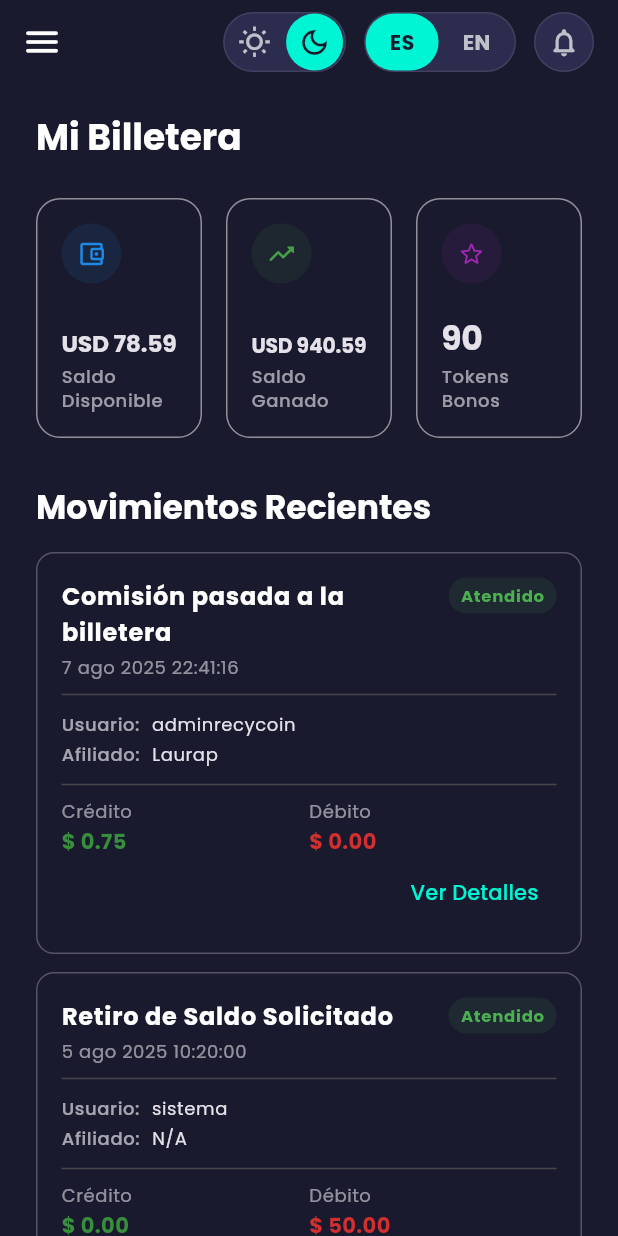
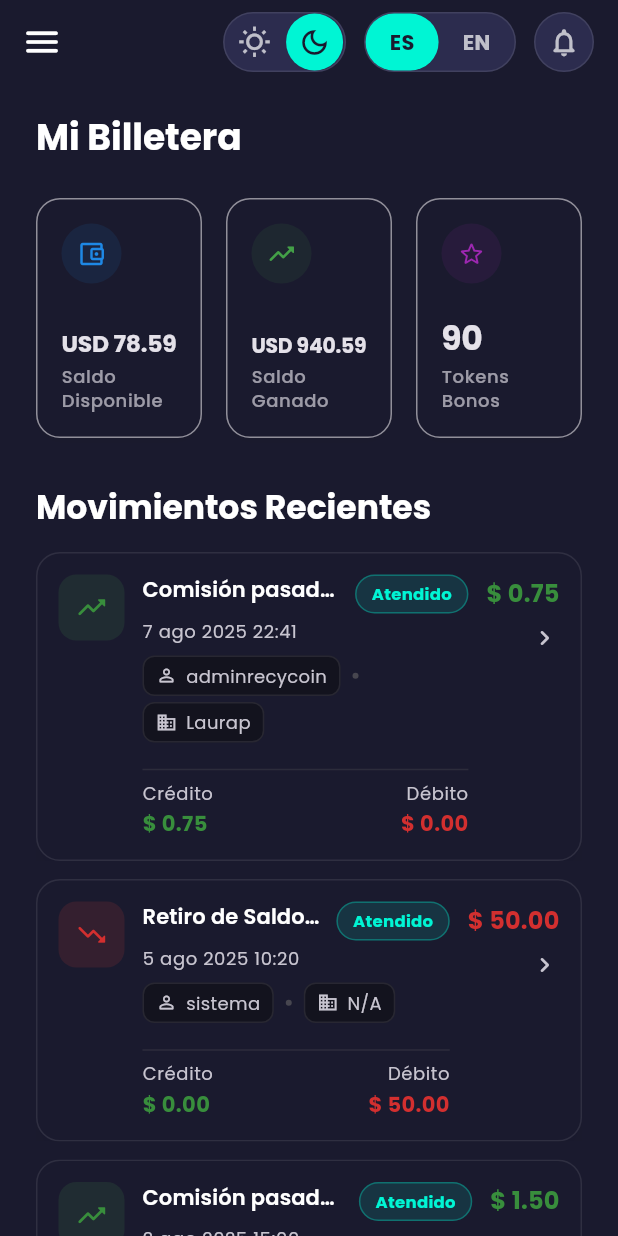
Before and after one commit to atorress91/flutter-app, a Flutter app: the MyWalletScreen screen opened by its route, on a phone screen of 412 x 824 dp. Run offline on Flutter 3.47's test engine with Material 3 defaults, Android fonts, the phone set to English and light mode, and no system bars; our stand-ins replace fl_chart, flutter_staggered_animations, go_router, google_fonts.

Commit message:
Refactor MyWalletScreen: Modularize transaction components
- Extract `MetaPill`, `MoneyAmount`, `TransactionCard`, and `TransactionStatusChip` widgets for improved reusability.
- Replace inline `TransactionHistoryList` item builder logic with `TransactionCard`.
- Adjust import statements for cleaner structure.

```diff
--- a/lib/features/dashboard/screens/my_wallet_screen.dart
+++ b/lib/features/dashboard/screens/my_wallet_screen.dart
@@ -2,8 +2,8 @@ import 'package:flutter/material.dart';
 import 'package:google_fonts/google_fonts.dart';
 import 'package:intl/intl.dart';
 
+import '../domain/entities/transaction.dart';
 import '../data/wallet_data.dart';
-import '../domain/entities/transaction.dart';
 import '../widgets/wallet/transaction_history_list.dart';
 import '../widgets/wallet/wallet_summary_card.dart';
 
@@ -72,9 +72,8 @@ class _MyWalletScreenState extends State<MyWalletScreen> {
                     const SizedBox(height: 24),
 
                     // --- SECCIÓN DE RESUMEN ---
-                    // Cambia la altura de las tarjetas de resumen
                     SizedBox(
-                      height: 160, // Aumenta de 140 a 160 para mejor distribución
+                      height: 160,
                       child: Row(
                         children: [
                           Expanded(
--- /dev/null
+++ b/lib/features/dashboard/widgets/wallet/meta_pill.dart
@@ -0,0 +1,39 @@
+import 'package:flutter/material.dart';
+import 'package:google_fonts/google_fonts.dart';
+
+class MetaPill extends StatelessWidget {
+  final IconData icon;
+  final String label;
+
+  const MetaPill({super.key, required this.icon, required this.label});
+
+  @override
+  Widget build(BuildContext context) {
+    final scheme = Theme.of(context).colorScheme;
+    return Container(
+      padding: const EdgeInsets.symmetric(horizontal: 8, vertical: 4),
+      decoration: BoxDecoration(
+        color: scheme.surfaceContainerLowest.withAlpha((255 * 0.6).toInt()),
+        borderRadius: BorderRadius.circular(8),
+        border: Border.all(
+          color: scheme.outlineVariant.withAlpha((255 * 0.4).toInt()),
+        ),
+      ),
+      child: Row(
+        mainAxisSize: MainAxisSize.min,
+        children: [
+          Icon(icon, size: 14, color: scheme.onSurfaceVariant),
+          const SizedBox(width: 6),
+          Text(
+            label,
+            overflow: TextOverflow.ellipsis,
+            style: GoogleFonts.poppins(
+              fontSize: 12,
+              color: scheme.onSurfaceVariant,
+            ),
+          ),
+        ],
+      ),
+    );
+  }
+}
--- /dev/null
+++ b/lib/features/dashboard/widgets/wallet/money_amount.dart
@@ -0,0 +1,44 @@
+import 'package:flutter/material.dart';
+import 'package:google_fonts/google_fonts.dart';
+import 'package:intl/intl.dart';
+
+class MoneyAmount extends StatelessWidget {
+  final String title;
+  final double value;
+  final Color color;
+  final bool alignRight;
+
+  const MoneyAmount({
+    super.key,
+    required this.title,
+    required this.value,
+    required this.color,
+    this.alignRight = false,
+  });
+
+  @override
+  Widget build(BuildContext context) {
+    final textTheme = GoogleFonts.poppinsTextTheme(Theme.of(context).textTheme);
+    final scheme = Theme.of(context).colorScheme;
+    final format = NumberFormat.currency(locale: 'en_US', symbol: '\$ ');
+    return Column(
+      crossAxisAlignment: alignRight
+          ? CrossAxisAlignment.end
+          : CrossAxisAlignment.start,
+      children: [
+        Text(
+          title,
+          style: textTheme.bodySmall?.copyWith(color: scheme.onSurfaceVariant),
+        ),
+        const SizedBox(height: 2),
+        Text(
+          format.format(value),
+          style: textTheme.bodyMedium?.copyWith(
+            fontWeight: FontWeight.w700,
+            color: color,
+          ),
+        ),
+      ],
+    );
+  }
+}
--- /dev/null
+++ b/lib/features/dashboard/widgets/wallet/transaction_card.dart
@@ -0,0 +1,192 @@
+import 'package:flutter/material.dart';
+import 'package:google_fonts/google_fonts.dart';
+import 'package:intl/intl.dart';
+import '../../domain/entities/transaction.dart';
+import 'transaction_status_chip.dart';
+import 'meta_pill.dart';
+import 'money_amount.dart';
+
+class TransactionCard extends StatelessWidget {
+  final Transaction transaction;
+  final VoidCallback? onTap;
+
+  const TransactionCard({super.key, required this.transaction, this.onTap});
+
+  bool get _isCredit => transaction.credit > 0.0;
+
+  IconData get _leadingIcon =>
+      _isCredit ? Icons.trending_up_rounded : Icons.trending_down_rounded;
+
+  @override
+  Widget build(BuildContext context) {
+    final textTheme = GoogleFonts.poppinsTextTheme(Theme.of(context).textTheme);
+    final colorScheme = Theme.of(context).colorScheme;
+    final formatCurrency = NumberFormat.currency(
+      locale: 'en_US',
+      symbol: '\$ ',
+    );
+    final formatDate = DateFormat.yMMMd('es_CR').add_jm();
+
+    final leadingBg = _isCredit
+        ? Colors.green.withAlpha((255 * 0.12).toInt())
+        : Colors.red.withAlpha((255 * 0.12).toInt());
+    final amountColor = _isCredit ? Colors.green.shade700 : Colors.red.shade700;
+    final amountValue = _isCredit ? transaction.credit : transaction.debit;
+
+    return Material(
+      color: Colors.transparent,
+      child: InkWell(
+        borderRadius: BorderRadius.circular(16),
+        onTap: onTap,
+        child: Ink(
+          decoration: BoxDecoration(
+            color: colorScheme.surface,
+            borderRadius: BorderRadius.circular(16),
+            border: Border.all(
+              color: colorScheme.outline.withAlpha((255 * 0.18).toInt()),
+            ),
+            boxShadow: [
+              BoxShadow(
+                color: colorScheme.shadow.withAlpha((255 * 0.04).toInt()),
+                blurRadius: 18,
+                offset: const Offset(0, 8),
+              ),
+            ],
+          ),
+          child: Padding(
+            padding: const EdgeInsets.all(14),
+            child: Row(
+              crossAxisAlignment: CrossAxisAlignment.start,
+              children: [
+                // Icono principal
+                Container(
+                  width: 44,
+                  height: 44,
+                  decoration: BoxDecoration(
+                    color: leadingBg,
+                    borderRadius: BorderRadius.circular(12),
+                  ),
+                  child: Icon(_leadingIcon, color: amountColor, size: 22),
+                ),
+                const SizedBox(width: 12),
+
+                // Contenido
+                Expanded(
+                  child: Column(
+                    crossAxisAlignment: CrossAxisAlignment.start,
+                    children: [
+                      // Título + estado
+                      Row(
+                        crossAxisAlignment: CrossAxisAlignment.start,
+                        children: [
+                          Expanded(
+                            child: Text(
+                              transaction.concept,
+                              maxLines: 1,
+                              overflow: TextOverflow.ellipsis,
+                              style: textTheme.titleSmall?.copyWith(
+                                fontWeight: FontWeight.w600,
+                              ),
+                            ),
+                          ),
+                          const SizedBox(width: 8),
+                          TransactionStatusChip(status: transaction.status),
+                        ],
+                      ),
+                      const SizedBox(height: 4),
+                      Text(
+                        formatDate.format(transaction.date),
+                        style: textTheme.bodySmall?.copyWith(
+                          color: colorScheme.onSurfaceVariant,
+                        ),
+                      ),
+                      const SizedBox(height: 8),
+
+                      // Meta: usuario - afiliado
+                      Wrap(
+                        spacing: 8,
+                        runSpacing: 4,
+                        crossAxisAlignment: WrapCrossAlignment.center,
+                        children: [
+                          MetaPill(
+                            icon: Icons.person_outline_rounded,
+                            label: transaction.responsibleUser,
+                          ),
+                          Container(
+                            width: 4,
+                            height: 4,
+                            decoration: BoxDecoration(
+                              color: colorScheme.outlineVariant,
+                              shape: BoxShape.circle,
+                            ),
+                          ),
+                          MetaPill(
+                            icon: Icons.business_outlined,
+                            label: transaction.affiliate,
+                          ),
+                        ],
+                      ),
+                      const SizedBox(height: 10),
+
+                      Divider(
+                        height: 16,
+                        thickness: 1,
+                        color: colorScheme.outlineVariant.withAlpha(
+                          (255 * 0.4).toInt(),
+                        ),
+                      ),
+
+                      // Montos
+                      Row(
+                        children: [
+                          Expanded(
+                            child: MoneyAmount(
+                              title: 'Crédito',
+                              value: transaction.credit,
+                              color: Colors.green.shade700,
+                              alignRight: false,
+                            ),
+                          ),
+                          Expanded(
+                            child: MoneyAmount(
+                              title: 'Débito',
+                              value: transaction.debit,
+                              color: Colors.red.shade700,
+                              alignRight: true,
+                            ),
+                          ),
+                        ],
+                      ),
+                    ],
+                  ),
+                ),
+
+                const SizedBox(width: 12),
+
+                // Monto principal + chevron
+                Column(
+                  crossAxisAlignment: CrossAxisAlignment.end,
+                  children: [
+                    Text(
+                      formatCurrency.format(amountValue),
+                      style: textTheme.titleMedium?.copyWith(
+                        fontWeight: FontWeight.w700,
+                        color: amountColor,
+                      ),
+                    ),
+                    const SizedBox(height: 8),
+                    Icon(
+                      Icons.chevron_right_rounded,
+                      size: 20,
+                      color: colorScheme.onSurfaceVariant,
+                    ),
+                  ],
+                ),
+              ],
+            ),
+          ),
+        ),
+      ),
+    );
+  }
+}
--- a/lib/features/dashboard/widgets/wallet/transaction_history_list.dart
+++ b/lib/features/dashboard/widgets/wallet/transaction_history_list.dart
@@ -1,8 +1,6 @@
 import 'package:flutter/material.dart';
-import 'package:google_fonts/google_fonts.dart';
-import 'package:intl/intl.dart';
-
 import '../../domain/entities/transaction.dart';
+import 'transaction_card.dart';
 
 class TransactionHistoryList extends StatelessWidget {
   final List<Transaction> transactions;
@@ -20,188 +18,14 @@ class TransactionHistoryList extends StatelessWidget {
       physics: const NeverScrollableScrollPhysics(),
       separatorBuilder: (_, __) => const SizedBox(height: 12),
       itemBuilder: (context, index) {
-        return _TransactionItemCard(transaction: transactions[index]);
+        final tx = transactions[index];
+        return TransactionCard(
+          transaction: tx,
+          onTap: () {
+            // TODO: Navegar a detalle
+          },
+        );
       },
     );
   }
 }
-
-class _TransactionItemCard extends StatelessWidget {
-  final Transaction transaction;
-
-  const _TransactionItemCard({required this.transaction});
-
-  // Helper para el color del estado
-  Color _getStatusColor(TransactionStatus status) {
-    switch (status) {
-      case TransactionStatus.Atendido:
-        return Colors.green;
-      case TransactionStatus.Pendiente:
-        return Colors.orange;
-      case TransactionStatus.Fallido:
-        return Colors.red;
-    }
-  }
-
-  @override
-  Widget build(BuildContext context) {
-    final textTheme = GoogleFonts.poppinsTextTheme(Theme.of(context).textTheme);
-    final colorScheme = Theme.of(context).colorScheme;
-    final _ = NumberFormat.currency(locale: 'en_US', symbol: '\$');
-    final formatDate = DateFormat.yMMMd('es_CR').add_jms();
-
-    return Container(
-      padding: const EdgeInsets.all(16),
-      decoration: BoxDecoration(
-        color: colorScheme.surface,
-        borderRadius: BorderRadius.circular(12),
-        border: Border.all(
-          color: Theme.of(context).dividerColor.withAlpha((255 * 0.5).toInt()),
-        ),
-      ),
-      child: Column(
-        crossAxisAlignment: CrossAxisAlignment.start,
-        children: [
-          // Fila superior: Concepto y Estado
-          Row(
-            mainAxisAlignment: MainAxisAlignment.spaceBetween,
-            crossAxisAlignment: CrossAxisAlignment.start,
-            children: [
-              Expanded(
-                child: Text(
-                  transaction.concept,
-                  style: textTheme.bodyLarge?.copyWith(
-                    fontWeight: FontWeight.bold,
-                  ),
-                ),
-              ),
-              const SizedBox(width: 12),
-              Container(
-                padding: const EdgeInsets.symmetric(horizontal: 8, vertical: 4),
-                decoration: BoxDecoration(
-                  color: _getStatusColor(
-                    transaction.status,
-                  ).withAlpha((255 * 0.1).toInt()),
-                  borderRadius: BorderRadius.circular(20),
-                ),
-                child: Text(
-                  transaction.status.name,
-                  style: textTheme.labelSmall?.copyWith(
-                    color: _getStatusColor(transaction.status),
-                    fontWeight: FontWeight.bold,
-                  ),
-                ),
-              ),
-            ],
-          ),
-          const SizedBox(height: 4),
-          Text(
-            formatDate.format(transaction.date),
-            style: textTheme.bodySmall?.copyWith(
-              color: colorScheme.onSurface.withAlpha((255 * 0.6).toInt()),
-            ),
-          ),
-          const Divider(height: 20),
-
-          // Fila de detalles de usuario
-          _buildDetailRow(context, 'Usuario:', transaction.responsibleUser),
-          _buildDetailRow(context, 'Afiliado:', transaction.affiliate),
-          const Divider(height: 20),
-
-          // Fila de Crédito y Débito
-          Row(
-            children: [
-              Expanded(
-                child: _buildMoneyColumn(
-                  context,
-                  'Crédito',
-                  transaction.credit,
-                  Colors.green.shade700,
-                ),
-              ),
-              Expanded(
-                child: _buildMoneyColumn(
-                  context,
-                  'Débito',
-                  transaction.debit,
-                  Colors.red.shade700,
-                ),
-              ),
-            ],
-          ),
-
-          // Fila de acciones
-          Align(
-            alignment: Alignment.centerRight,
-            child: TextButton(
-              onPressed: () {
-                /* TODO: Implementar acción */
-              },
-              child: const Text('Ver Detalles'),
-            ),
-          ),
-        ],
-      ),
-    );
-  }
-
-  Widget _buildDetailRow(BuildContext context, String title, String value) {
-    final textTheme = GoogleFonts.poppinsTextTheme(Theme.of(context).textTheme);
-    return Padding(
-      padding: const EdgeInsets.symmetric(vertical: 2),
-      child: Row(
-        crossAxisAlignment: CrossAxisAlignment.start,
-        children: [
-          Text(
-            title,
-            style: textTheme.bodySmall?.copyWith(
-              fontWeight: FontWeight.w500,
-              color: Theme.of(
-                context,
-              ).colorScheme.onSurface.withAlpha((255 * 0.7).toInt()),
-            ),
-          ),
-          const SizedBox(width: 8),
-          Expanded(
-            child: Text(
-              value,
-              style: textTheme.bodySmall?.copyWith(
-                color: Theme.of(context).colorScheme.onSurface,
-              ),
-            ),
-          ),
-        ],
-      ),
-    );
-  }
-
-  Widget _buildMoneyColumn(
-    BuildContext context,
-    String title,
-    double value,
-    Color color,
-  ) {
-    final textTheme = GoogleFonts.poppinsTextTheme(Theme.of(context).textTheme);
-    return Column(
-      crossAxisAlignment: CrossAxisAlignment.start,
-      children: [
-        Text(
-          title,
-          style: textTheme.bodySmall?.copyWith(
-            color: Theme.of(
-              context,
-            ).colorScheme.onSurface.withAlpha((255 * 0.6).toInt()),
-          ),
-        ),
-        const SizedBox(height: 2),
-        Text(
-          NumberFormat.currency(locale: 'en_US', symbol: '\$ ').format(value),
-          style: textTheme.bodyMedium?.copyWith(
-            fontWeight: FontWeight.bold,
-            color: color,
-          ),
-        ),
-      ],
-    );
-  }
-}
--- /dev/null
+++ b/lib/features/dashboard/widgets/wallet/transaction_status_chip.dart
@@ -0,0 +1,55 @@
+import 'package:flutter/material.dart';
+import 'package:google_fonts/google_fonts.dart';
+import '../../domain/entities/transaction.dart';
+
+class TransactionStatusChip extends StatelessWidget {
+  final TransactionStatus status;
+
+  const TransactionStatusChip({super.key, required this.status});
+
+  @override
+  Widget build(BuildContext context) {
+    final theme = Theme.of(context);
+    final scheme = theme.colorScheme;
+    final textTheme = GoogleFonts.poppinsTextTheme(theme.textTheme);
+
+    final config = _configFor(status, scheme);
+
+    final bg = config.color.withAlpha((255 * 0.12).toInt());
+    return Container(
+      padding: const EdgeInsets.symmetric(horizontal: 10, vertical: 4),
+      decoration: BoxDecoration(
+        color: bg,
+        borderRadius: BorderRadius.circular(999),
+        border: Border.all(color: config.color.withAlpha((255 * 0.32).toInt())),
+      ),
+      child: Text(
+        config.label,
+        style: (textTheme.labelSmall ?? theme.textTheme.labelSmall)?.copyWith(
+          fontSize: 11,
+          fontWeight: FontWeight.w700,
+          letterSpacing: 0.2,
+          color: config.color,
+        ),
+      ),
+    );
+  }
+
+  _StatusVisual _configFor(TransactionStatus status, ColorScheme scheme) {
+    switch (status) {
+      case TransactionStatus.Atendido:
+        return _StatusVisual('Atendido', scheme.primary);
+      case TransactionStatus.Pendiente:
+        return _StatusVisual('Pendiente', scheme.tertiary);
+      case TransactionStatus.Fallido:
+        return _StatusVisual('Fallido', scheme.error);
+    }
+  }
+}
+
+class _StatusVisual {
+  final String label;
+  final Color color;
+
+  _StatusVisual(this.label, this.color);
+}
```
